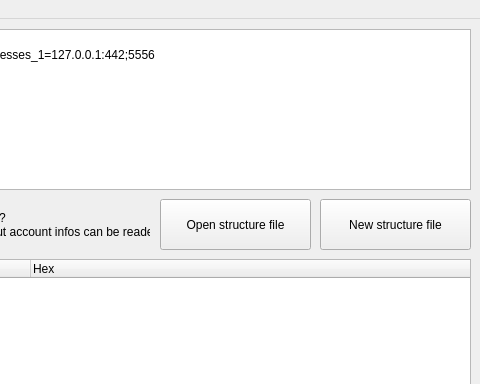
This is src/mainwindow.ui in WakBox/Wakxy as Qt 5 draws it before an edit; both pictures show x 480 to 960 and y 0 to 384 of the 960 by 600 pixel window. The edited form follows.
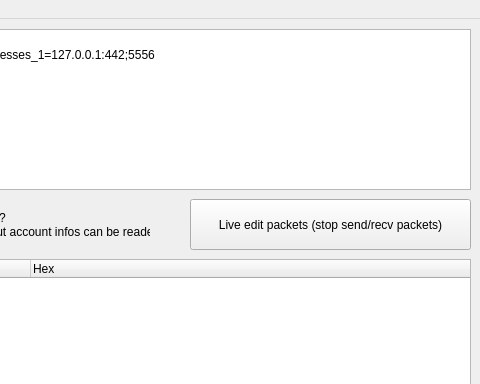
This is the edited form. Icons and pictures are not drawn.

Commit message: Implementation of "queueing packets system" to allow live packet editing (todo).

The edit to the form file:
```diff
--- a/src/mainwindow.ui
+++ b/src/mainwindow.ui
@@ -117,32 +117,6 @@
  (RSA encrypted but account infos can be readed)</string>
     </property>
    </widget>
-   <widget class="QPushButton" name="buttonNewStruct">
-    <property name="geometry">
-     <rect>
-      <x>800</x>
-      <y>180</y>
-      <width>151</width>
-      <height>51</height>
-     </rect>
-    </property>
-    <property name="text">
-     <string>New structure file</string>
-    </property>
-   </widget>
-   <widget class="QPushButton" name="buttonOpenStruct">
-    <property name="geometry">
-     <rect>
-      <x>640</x>
-      <y>180</y>
-      <width>151</width>
-      <height>51</height>
-     </rect>
-    </property>
-    <property name="text">
-     <string>Open structure file</string>
-    </property>
-   </widget>
    <widget class="QPushButton" name="buttonStartCapture">
     <property name="geometry">
      <rect>
@@ -156,6 +130,19 @@
      <string>Start capturing</string>
     </property>
    </widget>
+   <widget class="QPushButton" name="buttonLiveEdit">
+    <property name="geometry">
+     <rect>
+      <x>670</x>
+      <y>180</y>
+      <width>281</width>
+      <height>51</height>
+     </rect>
+    </property>
+    <property name="text">
+     <string>Live edit packets (stop send/recv packets)</string>
+    </property>
+   </widget>
   </widget>
   <widget class="QMenuBar" name="menuBar">
    <property name="geometry">
```
Left out of the diff: 2 changed lines with no effect on the pictures. The commit also changes 15 other files.
